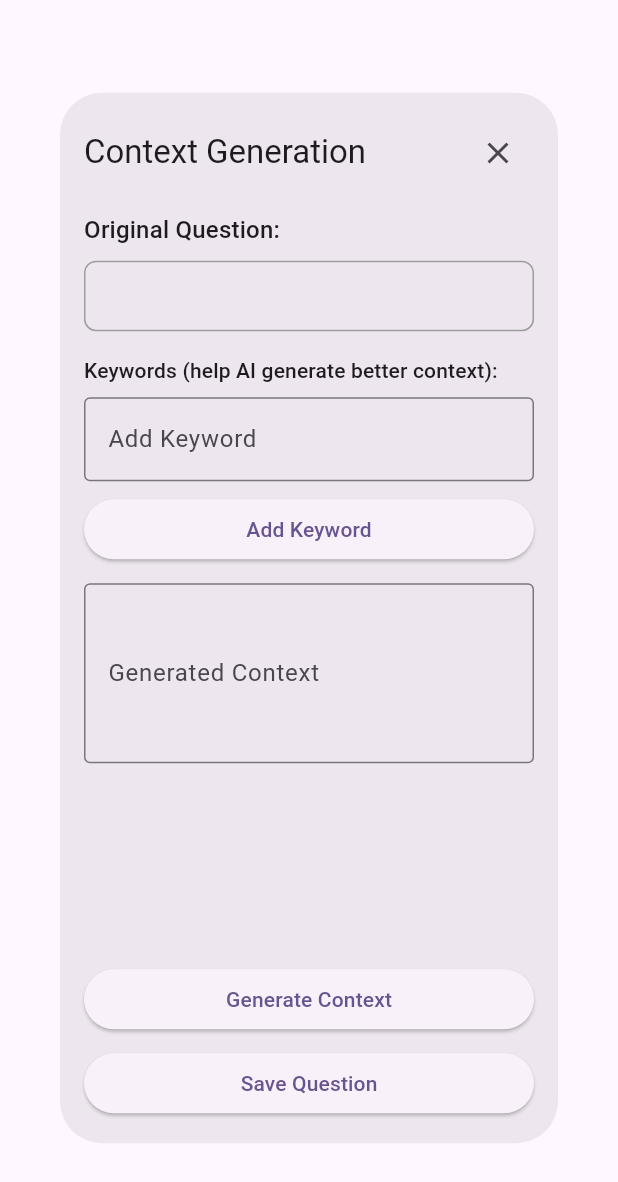
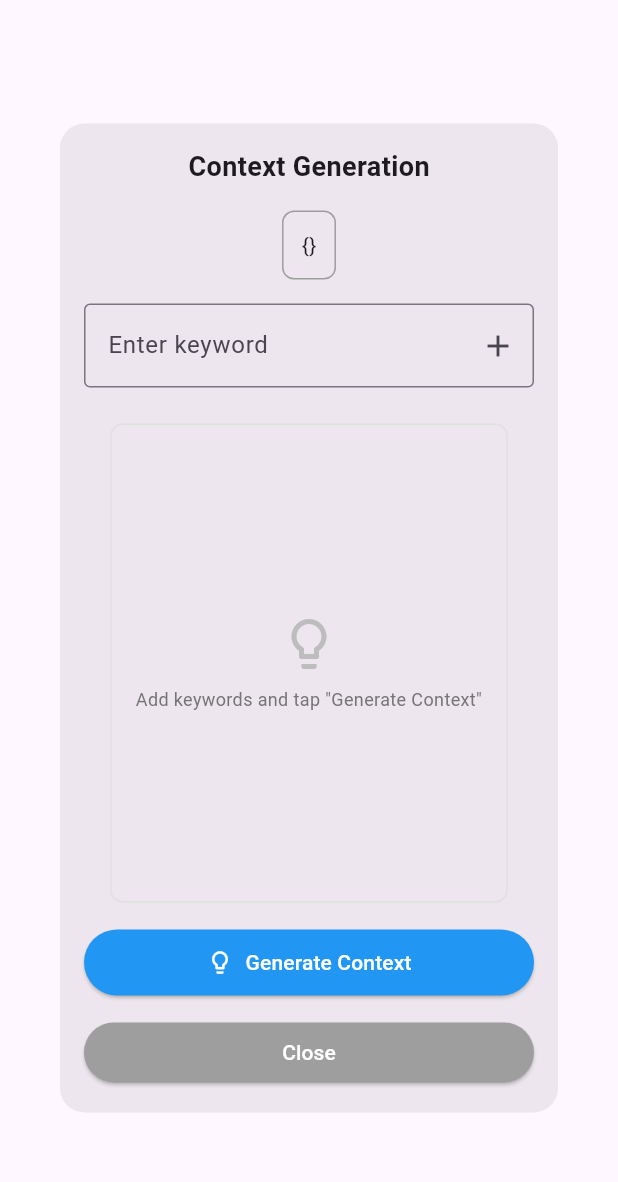
Before and after one commit to Lumen-Slate/lumenslate.alpha.flutter.app, a Flutter app: the ContextGenerationDialogMobile widget shown alone on an empty page, opened directly with empty values, on a phone screen of 412 x 824 dp. Shown: the top 1182 px of the screen. Run offline on Flutter 3.47's test engine with Material 3 defaults, Android fonts, the phone set to English and light mode, and no system bars; our stand-ins replace auto_size_text, dio, dropdown_button2, equatable, firebase_auth, firebase_core and 10 more; missing offline and left inert: linked_scroll_controller, universal_html; accounts and stored records are empty.

Commit message:
implementing mobile context generation UI improvements

```diff
--- a/lib/pages/questions_page/mobile/components/context_genenration_dialog.dart
+++ b/lib/pages/questions_page/mobile/components/context_genenration_dialog.dart
@@ -5,15 +5,15 @@
 import '../../../../blocs/questions/questions_bloc.dart';
 
 class ContextGenerationDialogMobile extends StatefulWidget {
-  final String question;
+  final dynamic question;
+  final String type;
   final String id;
-  final String type;
 
   const ContextGenerationDialogMobile({
     super.key,
     required this.question,
+    required this.type,
     required this.id,
-    required this.type,
   });
 
   @override
@@ -43,7 +43,7 @@
   }
 
   void _generateContext() {
-    context.read<ContextGeneratorBloc>().add(GenerateContext(widget.question, _keywords));
+    context.read<ContextGeneratorBloc>().add(GenerateContext(widget.question.toString(), _keywords));
   }
 
   void _overrideQuestion() {
@@ -98,134 +98,89 @@
       case 'subjective':
         return {
           'points': 10,
-          'idealAnswer': '',
-          'gradingCriteria': ['Accuracy', 'Completeness', 'Clarity'],
+          'idealAnswer': 'Default ideal answer',
+          'gradingCriteria': ['Default grading criteria'],
           'variable': [],
         };
       default:
         return {
           'points': 5,
+          'variableIds': [],
         };
     }
-  }
-
-  void _saveQuestion() {
-    context.read<ContextGeneratorBloc>().add(SaveQuestion(widget.id, widget.type, _contextController.text));
   }
 
   @override
   Widget build(BuildContext context) {
     return Dialog(
+      shape: RoundedRectangleBorder(borderRadius: BorderRadius.circular(16)),
       child: Container(
         width: MediaQuery.of(context).size.width * 0.9,
-        height: MediaQuery.of(context).size.height * 0.85, // Limit dialog height
+        height: MediaQuery.of(context).size.height * 0.8,
         padding: const EdgeInsets.all(16),
         child: Column(
-          crossAxisAlignment: CrossAxisAlignment.start,
-          children: [
-            // Header - Fixed at top
-            Row(
-              mainAxisAlignment: MainAxisAlignment.spaceBetween,
           children: [
             Text(
               'Context Generation',
-                  style: Theme.of(context).textTheme.titleLarge,
-                ),
-                IconButton(
-                  onPressed: () => Navigator.of(context).pop(),
-                  icon: const Icon(Icons.close),
-                ),
-              ],
+              style: TextStyle(fontSize: 18, fontWeight: FontWeight.bold),
             ),
             const SizedBox(height: 16),
-
-            // Scrollable content
-            Expanded(
-              child: SingleChildScrollView(
-                child: Column(
-                  crossAxisAlignment: CrossAxisAlignment.start,
-                  children: [
-                    Text(
-                      'Original Question:',
-                      style: Theme.of(context).textTheme.titleMedium,
-                    ),
-                    const SizedBox(height: 8),
             Container(
-                      width: double.infinity,
               padding: const EdgeInsets.all(12),
               decoration: BoxDecoration(
                 border: Border.all(color: Colors.grey),
                 borderRadius: BorderRadius.circular(8),
               ),
-                      child: Text(widget.question),
+              child: Text(
+                widget.question.toString(),
+                style: TextStyle(fontSize: 14),
+              ),
             ),
             const SizedBox(height: 16),
-
-                    // Keywords section
-                    Text(
-                      'Keywords (help AI generate better context):',
-                      style: Theme.of(context).textTheme.titleSmall,
-                    ),
-                    const SizedBox(height: 8),
             Form(
               key: _formKey,
-                      child: Column(
-                        children: [
-                          TextFormField(
+              child: TextFormField(
                 controller: _keywordController,
-                            decoration: const InputDecoration(
-                              labelText: 'Add Keyword',
-                              hintText: 'e.g., algorithm, complexity',
+                decoration: InputDecoration(
+                  labelText: 'Enter keyword',
                   border: OutlineInputBorder(),
+                  suffixIcon: IconButton(
+                    icon: Icon(Icons.add),
+                    onPressed: () => _addKeyword(_keywordController.text),
+                  ),
                 ),
                 validator: (value) {
                   if (value == null || value.trim().isEmpty) {
-                                return 'Please enter a keyword';
+                    return 'Keyword cannot be empty';
                   }
                   return null;
                 },
-                            onFieldSubmitted: _addKeyword,
+                onFieldSubmitted: (value) => _addKeyword(value),
+              ),
             ),
             const SizedBox(height: 8),
-                          SizedBox(
-                            width: double.infinity,
-                            child: ElevatedButton(
-                              onPressed: () => _addKeyword(_keywordController.text),
-                              child: const Text('Add Keyword'),
-                            ),
-                          ),
-                        ],
-                      ),
-                    ),
-                    const SizedBox(height: 12),
-                    if (_keywords.isNotEmpty) ...[
             Wrap(
-                        spacing: 6,
+              spacing: 6.0,
               children: _keywords.map((keyword) => Chip(
-                          label: Text(keyword, style: const TextStyle(fontSize: 12)),
+                label: Text(keyword, style: TextStyle(fontSize: 12)),
                 onDeleted: () => _removeKeyword(keyword),
-                          visualDensity: VisualDensity.compact,
+                materialTapTargetSize: MaterialTapTargetSize.shrinkWrap,
               )).toList(),
             ),
             const SizedBox(height: 16),
-                    ],
-
-                    // Context generation section
-                    BlocConsumer<ContextGeneratorBloc, ContextGeneratorState>(
+            Expanded(
+              child: BlocConsumer<ContextGeneratorBloc, ContextGeneratorState>(
                 listener: (context, state) {
-                        if (state is ContextGeneratorSuccess) {
+                  if (state is ContextGeneratorSuccess && state.response != 'Question updated successfully') {
                     setState(() {
                       _generatedContext = state.response;
                       _contextController.text = _generatedContext;
                     });
-                        } else if (state is ContextGeneratorFailure) {
-                          ScaffoldMessenger.of(context).showSnackBar(
-                            SnackBar(content: Text('Error: ${state.error}')),
-                          );
                   } else if (state is ContextOverrideSuccess) {
                     ScaffoldMessenger.of(context).showSnackBar(
                       SnackBar(content: Text(state.message), backgroundColor: Colors.green),
                     );
+                    // Refresh questions list
                     context.read<QuestionsBloc>().add(const LoadQuestions());
                     Navigator.of(context).pop();
                   } else if (state is ContextOverrideFailure) {
@@ -236,159 +191,166 @@
                     ScaffoldMessenger.of(context).showSnackBar(
                       SnackBar(content: Text(state.message), backgroundColor: Colors.green),
                     );
+                    // Refresh questions list
                     context.read<QuestionsBloc>().add(const LoadQuestions());
                     Navigator.of(context).pop();
                   } else if (state is ContextSaveAsNewFailure) {
                     ScaffoldMessenger.of(context).showSnackBar(
                       SnackBar(content: Text('Save failed: ${state.error}'), backgroundColor: Colors.red),
                     );
+                  } else if (state is ContextGeneratorFailure) {
+                    ScaffoldMessenger.of(context).showSnackBar(
+                      SnackBar(content: Text('Error: ${state.error}'), backgroundColor: Colors.red),
+                    );
                   }
                 },
                 builder: (context, state) {
                   if (state is ContextGeneratorLoading) {
-                          return const Padding(
-                            padding: EdgeInsets.symmetric(vertical: 30),
-                            child: Center(
-                              child: Column(
+                    return Column(
+                      mainAxisAlignment: MainAxisAlignment.center,
                       children: [
                         CircularProgressIndicator(),
-                                  SizedBox(height: 10),
-                                  Text(
-                                    'Generating context...',
-                                    style: TextStyle(fontSize: 14),
-                                  ),
+                        const SizedBox(height: 8),
+                        Text('Generating context...', style: TextStyle(fontSize: 12)),
                       ],
-                              ),
-                            ),
                     );
                   } else if (state is ContextOverrideLoading) {
-                          return const Padding(
-                            padding: EdgeInsets.symmetric(vertical: 30),
-                            child: Center(
-                              child: Column(
+                    return Column(
+                      mainAxisAlignment: MainAxisAlignment.center,
                       children: [
                         CircularProgressIndicator(),
-                                  SizedBox(height: 10),
-                                  Text(
-                                    'Overriding question...',
-                                    style: TextStyle(fontSize: 14),
-                                  ),
+                        const SizedBox(height: 8),
+                        Text('Overriding question...', style: TextStyle(fontSize: 12)),
                       ],
-                              ),
-                            ),
                     );
                   } else if (state is ContextSaveAsNewLoading) {
-                          return const Padding(
-                            padding: EdgeInsets.symmetric(vertical: 30),
-                            child: Center(
-                              child: Column(
+                    return Column(
+                      mainAxisAlignment: MainAxisAlignment.center,
                       children: [
                         CircularProgressIndicator(),
-                                  SizedBox(height: 10),
-                                  Text(
-                                    'Saving new question...',
-                                    style: TextStyle(fontSize: 14),
-                                  ),
+                        const SizedBox(height: 8),
+                        Text('Saving new question...', style: TextStyle(fontSize: 12)),
                       ],
-                              ),
-                            ),
                     );
-                        } else if (_contextController.text.isNotEmpty) {
+                  } else if (_generatedContext.isNotEmpty) {
                     return Column(
                       crossAxisAlignment: CrossAxisAlignment.start,
                       children: [
                         Text(
                           'Generated Context:',
-                                style: Theme.of(context).textTheme.titleMedium,
+                          style: TextStyle(fontSize: 14, fontWeight: FontWeight.bold),
                         ),
                         const SizedBox(height: 8),
-                              SizedBox(
-                                height: 120, // Fixed height for mobile
+                        Expanded(
                           child: TextField(
                             maxLines: null,
                             expands: true,
+                            decoration: InputDecoration(
+                              border: OutlineInputBorder(),
+                              contentPadding: EdgeInsets.all(8),
+                            ),
                             controller: _contextController,
-                                  decoration: const InputDecoration(
-                                    border: OutlineInputBorder(),
-                                    alignLabelWithHint: true,
+                            style: TextStyle(fontSize: 12),
                           ),
+                        ),
+                      ],
+                    );
+                  } else {
+                    return Container(
+                      padding: const EdgeInsets.all(16),
+                      decoration: BoxDecoration(
+                        border: Border.all(color: Colors.grey[300]!),
+                        borderRadius: BorderRadius.circular(8),
+                      ),
+                      child: Column(
+                        mainAxisAlignment: MainAxisAlignment.center,
+                        children: [
+                          Icon(Icons.lightbulb_outline, size: 40, color: Colors.grey[400]),
+                          const SizedBox(height: 8),
+                          Text(
+                            'Add keywords and tap "Generate Context"',
+                            textAlign: TextAlign.center,
+                            style: TextStyle(color: Colors.grey[600], fontSize: 12),
+                          ),
+                        ],
+                      ),
+                    );
+                  }
+                },
               ),
             ),
             const SizedBox(height: 16),
             Column(
               children: [
-                                  SizedBox(
-                                    width: double.infinity,
+                // Main generation button
+                Row(
+                  children: [
+                    Expanded(
+                      child: ElevatedButton.icon(
+                        onPressed: _generateContext,
+                        icon: Icon(Icons.lightbulb_outline, size: 18),
+                        label: Text('Generate Context', style: TextStyle(fontSize: 14)),
+                        style: ElevatedButton.styleFrom(
+                          backgroundColor: Colors.blue,
+                          foregroundColor: Colors.white,
+                          padding: EdgeInsets.symmetric(vertical: 12),
+                        ),
+                      ),
+                    ),
+                  ],
+                ),
+
+                // Action buttons (shown only when context is generated)
+                if (_generatedContext.isNotEmpty) ...[
+                  const SizedBox(height: 12),
+                  Row(
+                    children: [
+                      Expanded(
                         child: ElevatedButton.icon(
                           onPressed: _overrideQuestion,
-                                      icon: const Icon(Icons.update),
-                                      label: const Text('Override Current Question'),
+                          icon: Icon(Icons.edit, size: 16),
+                          label: Text('Override', style: TextStyle(fontSize: 12)),
                           style: ElevatedButton.styleFrom(
                             backgroundColor: Colors.orange,
                             foregroundColor: Colors.white,
+                            padding: EdgeInsets.symmetric(vertical: 10),
                           ),
                         ),
                       ),
-                                  const SizedBox(height: 8),
-                                  SizedBox(
-                                    width: double.infinity,
+                      const SizedBox(width: 8),
+                      Expanded(
                         child: ElevatedButton.icon(
                           onPressed: _saveAsNewQuestion,
-                                      icon: const Icon(Icons.add),
-                                      label: const Text('Save as New Question'),
+                          icon: Icon(Icons.add, size: 16),
+                          label: Text('Save as New', style: TextStyle(fontSize: 12)),
                           style: ElevatedButton.styleFrom(
                             backgroundColor: Colors.green,
                             foregroundColor: Colors.white,
+                            padding: EdgeInsets.symmetric(vertical: 10),
                           ),
                         ),
                       ),
                     ],
                   ),
                 ],
-                          );
-                        }
 
-                        return SizedBox(
-                          height: 120, // Fixed height for mobile
-                          child: TextField(
-                            maxLines: null,
-                            expands: true,
-                            controller: _contextController,
-                            decoration: const InputDecoration(
-                              labelText: 'Generated Context',
-                              border: OutlineInputBorder(),
-                              alignLabelWithHint: true,
+                const SizedBox(height: 12),
+                // Close button
+                Row(
+                  children: [
+                    Expanded(
+                      child: ElevatedButton(
+                        onPressed: () => Navigator.of(context).pop(),
+                        child: Text('Close', style: TextStyle(fontSize: 14)),
+                        style: ElevatedButton.styleFrom(
+                          backgroundColor: Colors.grey,
+                          foregroundColor: Colors.white,
+                          padding: EdgeInsets.symmetric(vertical: 10),
                         ),
                       ),
-                        );
-                      },
                     ),
                   ],
                 ),
-              ),
-            ),
-
-            // Fixed bottom section
-            const SizedBox(height: 16),
-            Column(
-              children: [
-                SizedBox(
-                  width: double.infinity,
-                  child: ElevatedButton(
-                    onPressed: _generateContext,
-                    child: const Text('Generate Context'),
-                  ),
-                ),
-                if (_contextController.text.isEmpty) ...[
-                  const SizedBox(height: 8),
-                  SizedBox(
-                    width: double.infinity,
-                    child: ElevatedButton(
-                      onPressed: _saveQuestion,
-                      child: const Text('Save Question'),
-                    ),
-                  ),
-                ],
               ],
             ),
           ],
```
Lines whose indentation alone changed are shown as unchanged.
